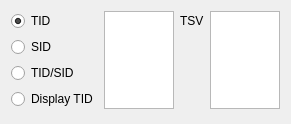
Old version of the form Source/Form/Controls/IDsFilter.ui in the repository Admiral-Fish/PokeFinder.
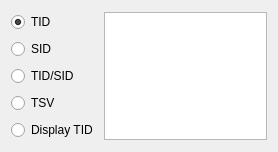
New version of the form.

```diff
--- a/Source/Form/Controls/IDsFilter.ui
+++ b/Source/Form/Controls/IDsFilter.ui
@@ -7,7 +7,7 @@
     <x>0</x>
     <y>0</y>
     <width>278</width>
-    <height>124</height>
+    <height>152</height>
    </rect>
   </property>
   <layout class="QGridLayout" name="gridLayout">
@@ -24,23 +24,6 @@
      </attribute>
     </widget>
    </item>
-   <item row="0" column="2">
-    <widget class="QLabel" name="labelTSV">
-     <property name="text">
-      <string>TSV</string>
-     </property>
-    </widget>
-   </item>
-   <item row="1" column="0">
-    <widget class="QRadioButton" name="radioButtonSID">
-     <property name="text">
-      <string>SID</string>
-     </property>
-     <attribute name="buttonGroup">
-      <string notr="true">buttonGroup</string>
-     </attribute>
-    </widget>
-   </item>
    <item row="2" column="0">
     <widget class="QRadioButton" name="radioButtonTIDSID">
      <property name="text">
@@ -51,7 +34,30 @@
      </attribute>
     </widget>
    </item>
+   <item row="1" column="0">
+    <widget class="QRadioButton" name="radioButtonSID">
+     <property name="text">
+      <string>SID</string>
+     </property>
+     <attribute name="buttonGroup">
+      <string notr="true">buttonGroup</string>
+     </attribute>
+    </widget>
+   </item>
    <item row="3" column="0">
+    <widget class="QRadioButton" name="radioButtonTSV">
+     <property name="text">
+      <string>TSV</string>
+     </property>
+     <attribute name="buttonGroup">
+      <string notr="true">buttonGroup</string>
+     </attribute>
+    </widget>
+   </item>
+   <item row="0" column="1" rowspan="5">
+    <widget class="QPlainTextEdit" name="plainTextEdit"/>
+   </item>
+   <item row="4" column="0">
     <widget class="QRadioButton" name="radioButtonDisplayTID">
      <property name="text">
       <string>Display TID</string>
@@ -61,12 +67,6 @@
      </attribute>
     </widget>
    </item>
-   <item row="0" column="1" rowspan="4">
-    <widget class="QPlainTextEdit" name="plainTextEditIDs"/>
-   </item>
-   <item row="0" column="3" rowspan="4">
-    <widget class="QPlainTextEdit" name="plainTextEditTSV"/>
-   </item>
   </layout>
  </widget>
  <resources/>
```
Left out of the diff: 8 changed lines with no effect on the pictures.
